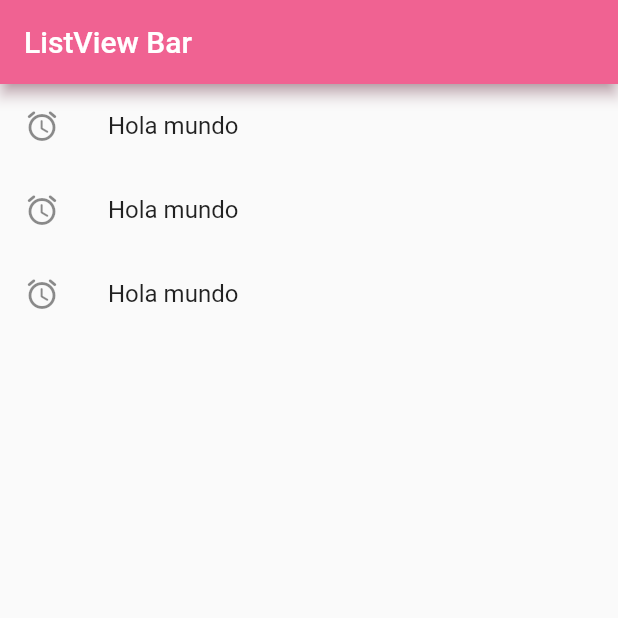
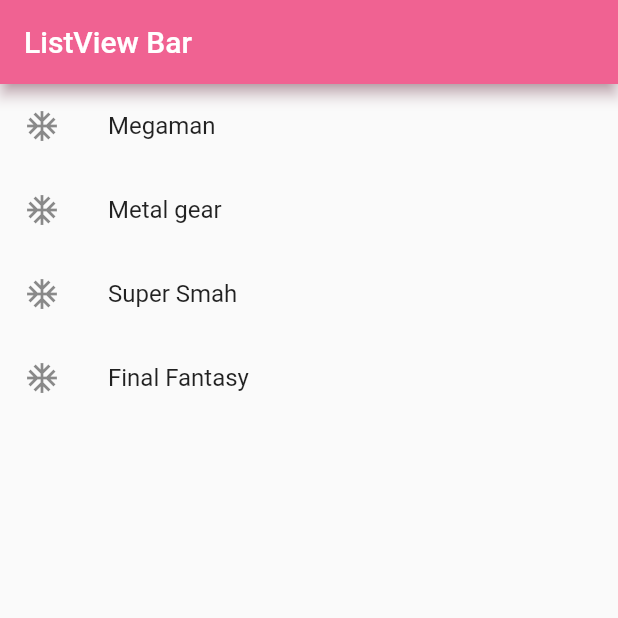
Before and after one commit to JuliethAnarosa/Flutter, a Flutter app: the screen it shows after launch, on a phone screen of 412 x 824 dp, the top half of it. Run offline on Flutter 3.47's test engine with Material 2 defaults, Android fonts, the phone set to English and light mode, and no system bars.

Commit message:
map/ leading with lists

```diff
--- a/flutter_application_v1/lib/screens/listview1_screen.dart
+++ b/flutter_application_v1/lib/screens/listview1_screen.dart
@@ -19,17 +19,11 @@
       ),
       body: ListView(
         children: [
-          ListTile(
-            leading: Icon(Icons.access_alarm_rounded),
-            title: Text('Hola mundo'),
-          ),
-          ListTile(
-            leading: Icon(Icons.access_alarm_rounded),
-            title: Text('Hola mundo'),
-          ),
-          ListTile(
-            leading: Icon(Icons.access_alarm_rounded),
-            title: Text('Hola mundo'),
+          ...options.map(
+            (game) => ListTile(
+              leading: Icon(Icons.ac_unit),
+              title: Text(game),
+            ),
           ),
         ],
       ),
```
